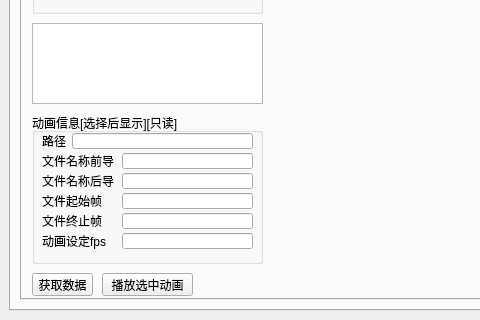
This is UI/Setbox.ui in Cardinal-Designer/show as Qt 5 draws it before an edit; both pictures show x 0 to 480 and y 180 to 500 of the 800 by 500 pixel window. The edited form follows.
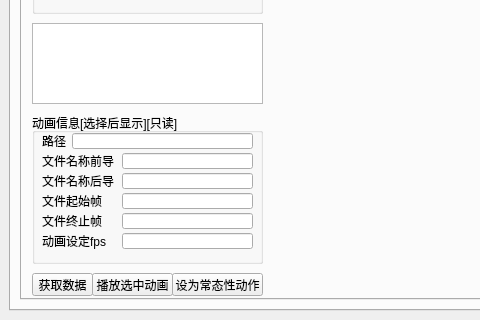
This is the edited form. The open tabs and pages were chosen to show the change.

Commit message: 增加设置为常态动画的按钮

The edit to the form file:
```diff
--- a/UI/Setbox.ui
+++ b/UI/Setbox.ui
@@ -355,9 +355,9 @@
            <widget class="QPushButton" name="Debug_Animation_PlayAction_pushButton">
             <property name="geometry">
              <rect>
-              <x>80</x>
+              <x>70</x>
               <y>360</y>
-              <width>91</width>
+              <width>81</width>
               <height>23</height>
              </rect>
             </property>
@@ -669,6 +669,19 @@
              </property>
             </widget>
            </widget>
+           <widget class="QPushButton" name="Debug_Animation_Set_usually_play_pushButton">
+            <property name="geometry">
+             <rect>
+              <x>150</x>
+              <y>360</y>
+              <width>91</width>
+              <height>23</height>
+             </rect>
+            </property>
+            <property name="text">
+             <string>设为常态性动作</string>
+            </property>
+           </widget>
           </widget>
           <widget class="QWidget" name="Debug_sound_tab">
            <attribute name="title">
```
Left out of the diff: 17 changed lines with no effect on the pictures.
